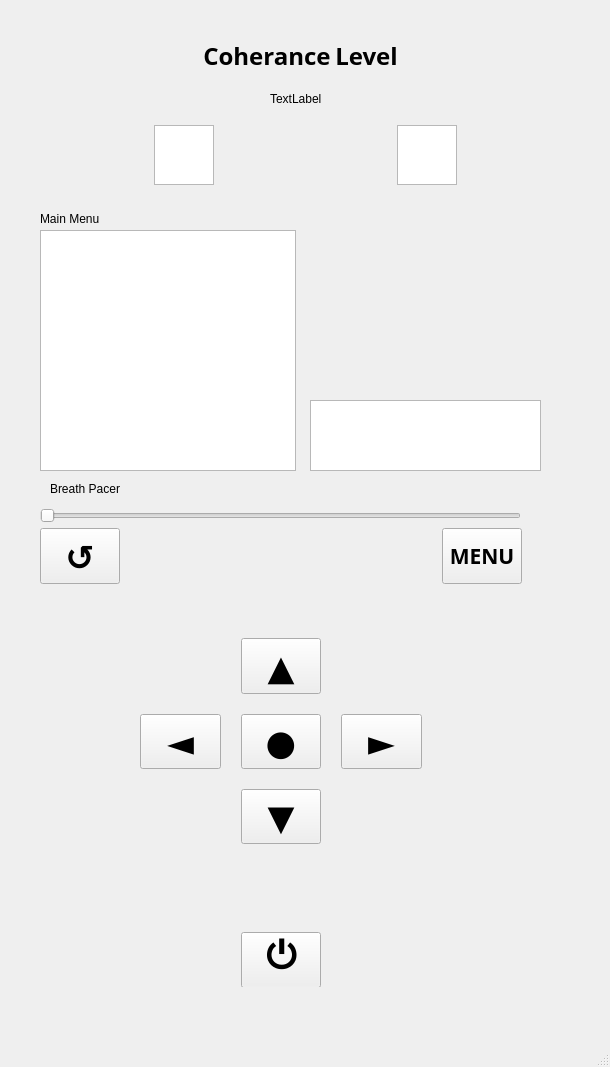
Qt form mainwindow.ui (JosephChing/COMP3004Team65) before a commit.
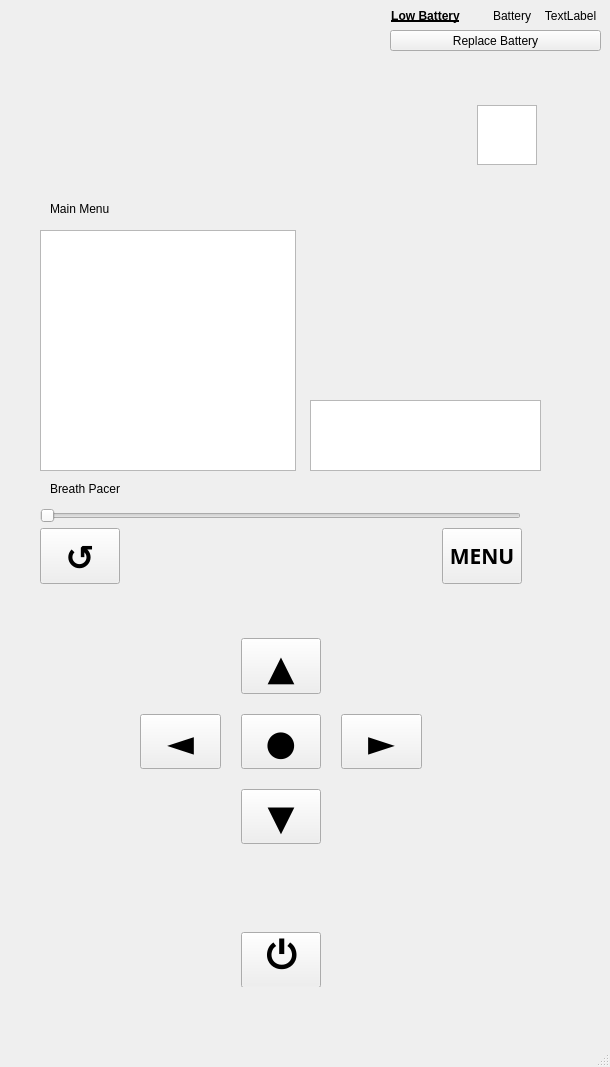
The same form after that commit. Icons and pictures are not drawn. Custom widgets are drawn as their Qt base class.

```diff
--- a/mainwindow.ui
+++ b/mainwindow.ui
@@ -274,43 +274,13 @@
      </item>
     </layout>
    </widget>
-   <widget class="QWidget" name="verticalLayoutWidget">
-    <property name="geometry">
-     <rect>
-      <x>60</x>
-      <y>10</y>
-      <width>481</width>
-      <height>91</height>
-     </rect>
-    </property>
-    <layout class="QVBoxLayout" name="verticalLayout">
-     <item>
-      <widget class="QLabel" name="label_5">
-       <property name="font">
-        <font>
-         <family>Noto Sans Adlam</family>
-         <pointsize>18</pointsize>
-         <weight>75</weight>
-         <bold>true</bold>
-        </font>
-       </property>
-       <property name="text">
-        <string>Coherance Level</string>
-       </property>
-       <property name="alignment">
-        <set>Qt::AlignCenter</set>
-       </property>
-      </widget>
-     </item>
-    </layout>
-   </widget>
    <widget class="QWidget" name="horizontalLayoutWidget_2">
     <property name="geometry">
      <rect>
-      <x>150</x>
-      <y>110</y>
-      <width>311</width>
-      <height>91</height>
+      <x>160</x>
+      <y>100</y>
+      <width>381</width>
+      <height>71</height>
      </rect>
     </property>
     <layout class="QHBoxLayout" name="horizontalLayout_2">
@@ -326,28 +296,6 @@
      <property name="bottomMargin">
       <number>4</number>
      </property>
-     <item>
-      <widget class="QGraphicsView" name="batteryGraphic">
-       <property name="sizePolicy">
-        <sizepolicy hsizetype="Fixed" vsizetype="Fixed">
-         <horstretch>0</horstretch>
-         <verstretch>0</verstretch>
-        </sizepolicy>
-       </property>
-       <property name="minimumSize">
-        <size>
-         <width>60</width>
-         <height>60</height>
-        </size>
-       </property>
-       <property name="maximumSize">
-        <size>
-         <width>60</width>
-         <height>60</height>
-        </size>
-       </property>
-      </widget>
-     </item>
      <item>
       <widget class="QLabel" name="lightPicture">
        <property name="text">
@@ -446,8 +394,8 @@
    <widget class="QLabel" name="menuLabel">
     <property name="geometry">
      <rect>
-      <x>40</x>
-      <y>210</y>
+      <x>50</x>
+      <y>200</y>
       <width>121</width>
       <height>17</height>
      </rect>
@@ -456,19 +404,6 @@
      <string>Main Menu</string>
     </property>
    </widget>
-   <widget class="QLabel" name="label_16">
-    <property name="geometry">
-     <rect>
-      <x>270</x>
-      <y>90</y>
-      <width>54</width>
-      <height>17</height>
-     </rect>
-    </property>
-    <property name="text">
-     <string>TextLabel</string>
-    </property>
-   </widget>
    <widget class="QTextEdit" name="summary">
     <property name="geometry">
      <rect>
@@ -479,6 +414,74 @@
      </rect>
     </property>
    </widget>
+   <widget class="QLabel" name="batteryLabel">
+    <property name="geometry">
+     <rect>
+      <x>530</x>
+      <y>0</y>
+      <width>81</width>
+      <height>31</height>
+     </rect>
+    </property>
+    <property name="text">
+     <string>TextLabel</string>
+    </property>
+    <property name="alignment">
+     <set>Qt::AlignCenter</set>
+    </property>
+   </widget>
+   <widget class="QLabel" name="b">
+    <property name="geometry">
+     <rect>
+      <x>490</x>
+      <y>0</y>
+      <width>41</width>
+      <height>31</height>
+     </rect>
+    </property>
+    <property name="text">
+     <string>Battery</string>
+    </property>
+    <property name="alignment">
+     <set>Qt::AlignRight|Qt::AlignTrailing|Qt::AlignVCenter</set>
+    </property>
+   </widget>
+   <widget class="QLabel" name="lowBatteryLabel">
+    <property name="geometry">
+     <rect>
+      <x>370</x>
+      <y>0</y>
+      <width>111</width>
+      <height>31</height>
+     </rect>
+    </property>
+    <property name="font">
+     <font>
+      <weight>75</weight>
+      <bold>true</bold>
+      <underline>true</underline>
+     </font>
+    </property>
+    <property name="text">
+     <string>Low Battery</string>
+    </property>
+    <property name="alignment">
+     <set>Qt::AlignCenter</set>
+    </property>
+   </widget>
+   <widget class="QPushButton" name="batteryReplaceButton">
+    <property name="geometry">
+     <rect>
+      <x>390</x>
+      <y>30</y>
+      <width>211</width>
+      <height>21</height>
+     </rect>
+    </property>
+    <property name="text">
+     <string>Replace Battery</string>
+    </property>
+   </widget>
   </widget>
   <widget class="QMenuBar" name="menubar">
    <property name="geometry">
```
